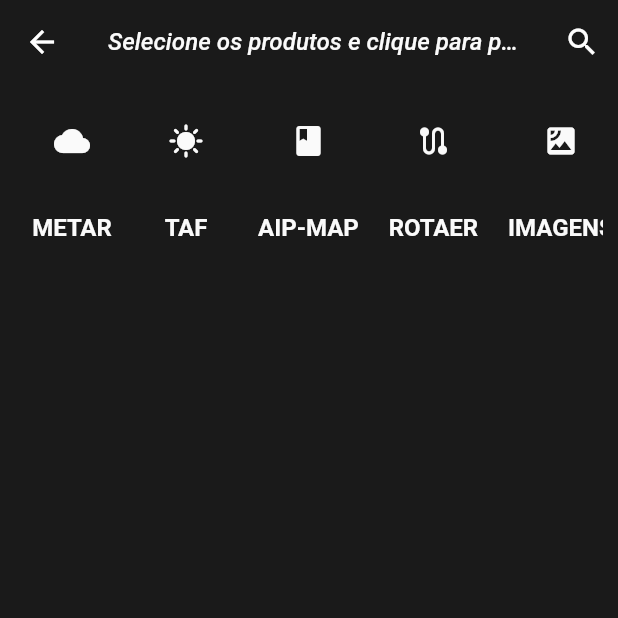
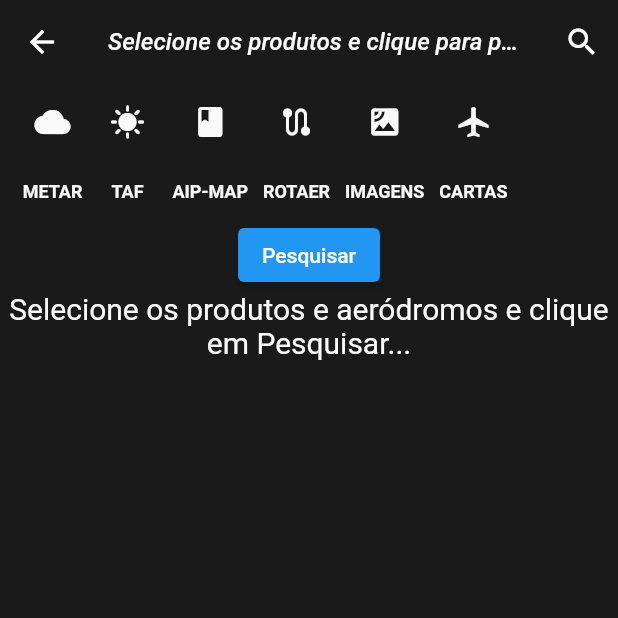
Before and after one commit to marcosmvgs/infoflight, a Flutter app: the AirfieldInforScreen screen opened by its route, on a phone screen of 412 x 824 dp, the top half of it. Run offline on Flutter 3.47's test engine with Material 2 defaults, Android fonts, the phone set to English and light mode, and no system bars; our stand-ins replace flutter_chips_input; network calls fail.

Commit message:
Ajustando pesquisa METAR

```diff
--- a/lib/components/product_item.dart
+++ b/lib/components/product_item.dart
@@ -27,13 +27,13 @@ class _ProductItemState extends State<ProductItem> {
         widget.onSelected(_isSelected);
       }),
       child: Container(
-        padding: const EdgeInsets.all(10.0),
+        padding: const EdgeInsets.all(5.0),
         child: Column(
           children: [
             AnimatedContainer(
               duration: const Duration(milliseconds: 100),
               curve: Curves.easeIn,
-              padding: const EdgeInsets.all(16.0),
+              padding: const EdgeInsets.all(8.0),
               decoration: BoxDecoration(
                   shape: BoxShape.circle,
                   border: _isSelected
@@ -51,7 +51,7 @@ class _ProductItemState extends State<ProductItem> {
             Text(widget.product.label,
             style: TextStyle(
               fontWeight: FontWeight.w600,
-              fontSize: 16,
+              fontSize: 12,
               color: Theme.of(context).colorScheme.primaryContainer,
             ),),
           ],
--- a/lib/models/airfield.dart
+++ b/lib/models/airfield.dart
@@ -1,11 +1,17 @@
 class Airfield {
   final String icao;
   final String city;
+  final String name;
+  final String country;
   String? color;
+  final String metar;
 
   Airfield({
     required this.icao,
     required this.city,
+    required this.country,
+    required this.name,
+    required this.metar,
     this.color,
   });
 }
--- a/lib/models/selected_airfields_list.dart
+++ b/lib/models/selected_airfields_list.dart
@@ -17,4 +17,8 @@ class SelectedAirfieldsList with ChangeNotifier {
     _selectedAirfieldsList = [];
     notifyListeners();
   }
+
+  int getLenght() {
+    return _selectedAirfieldsList.length;
+  }
 }
--- a/lib/screens/airfield_info_screen.dart
+++ b/lib/screens/airfield_info_screen.dart
@@ -1,5 +1,6 @@
 import 'package:flutter/material.dart';
 import 'package:infoflight/components/chips_input.dart';
+import 'package:infoflight/components/info_item.dart';
 import 'package:infoflight/components/product_item.dart';
 import 'package:infoflight/data/products_data.dart';
 import 'package:infoflight/models/airfields_list.dart';
@@ -15,6 +16,7 @@ class AirfieldInforScreen extends StatefulWidget {
 }
 
 class _AirfieldInforScreenState extends State<AirfieldInforScreen> {
+  bool _showResults = false;
   bool _isSearching = false;
 
   @override
@@ -27,9 +29,14 @@ class _AirfieldInforScreenState extends State<AirfieldInforScreen> {
 
   @override
   Widget build(BuildContext context) {
-    final airfieldsList = Provider.of<AirfieldsList>(context).airfields;
+    final airfieldsList =
+        Provider.of<AirfieldsList>(context, listen: false).airfields;
+    var selectedAirfields =
+        Provider.of<SelectedAirfieldsList>(context, listen: false)
+            .selectedAirfieldsList;
 
     return Scaffold(
+      resizeToAvoidBottomInset: false,
       appBar: AppBar(
         title: !_isSearching
             ? const Text(
@@ -68,7 +75,7 @@ class _AirfieldInforScreenState extends State<AirfieldInforScreen> {
             margin: const EdgeInsets.symmetric(
               horizontal: 10,
             ),
-            height: 120,
+            height: 90,
             width: double.infinity,
             child: ListView.builder(
                 scrollDirection: Axis.horizontal,
@@ -88,6 +95,38 @@ class _AirfieldInforScreenState extends State<AirfieldInforScreen> {
                       },
                     )),
           ),
+          ElevatedButton(
+            onPressed: () {
+              selectedAirfields = Provider.of<SelectedAirfieldsList>(context, listen: false)
+                  .selectedAirfieldsList;
+              if (selectedAirfields.isEmpty) {
+                return;
+              } else {
+                setState(() {
+                _showResults = true;
+
+                });
+              }
+            },
+            child: const Text('Pesquisar'),
+          ),
+          _showResults && selectedAirfields.isNotEmpty
+              ? SizedBox(
+                  height: 500,
+                  child: ListView.builder(
+                      shrinkWrap: true,
+                      itemCount: selectedAirfields.length,
+                      itemBuilder: (context, index) {
+                        return SizedBox(
+                            child:
+                                InfoItem(airfield: selectedAirfields[index]));
+                      }),
+                )
+              : Text(
+                  'Selecione os produtos e aeródromos e clique em Pesquisar...',
+                  textAlign: TextAlign.center,
+                  style: Theme.of(context).textTheme.headline5,
+                )
         ],
       ),
     );
```
Also changed, not shown: lib/components/chips_input.dart (+15 -9 lines), lib/components/info_item.dart (added, +46 -0 lines), lib/models/airfields_list.dart (+13 -6 lines).
